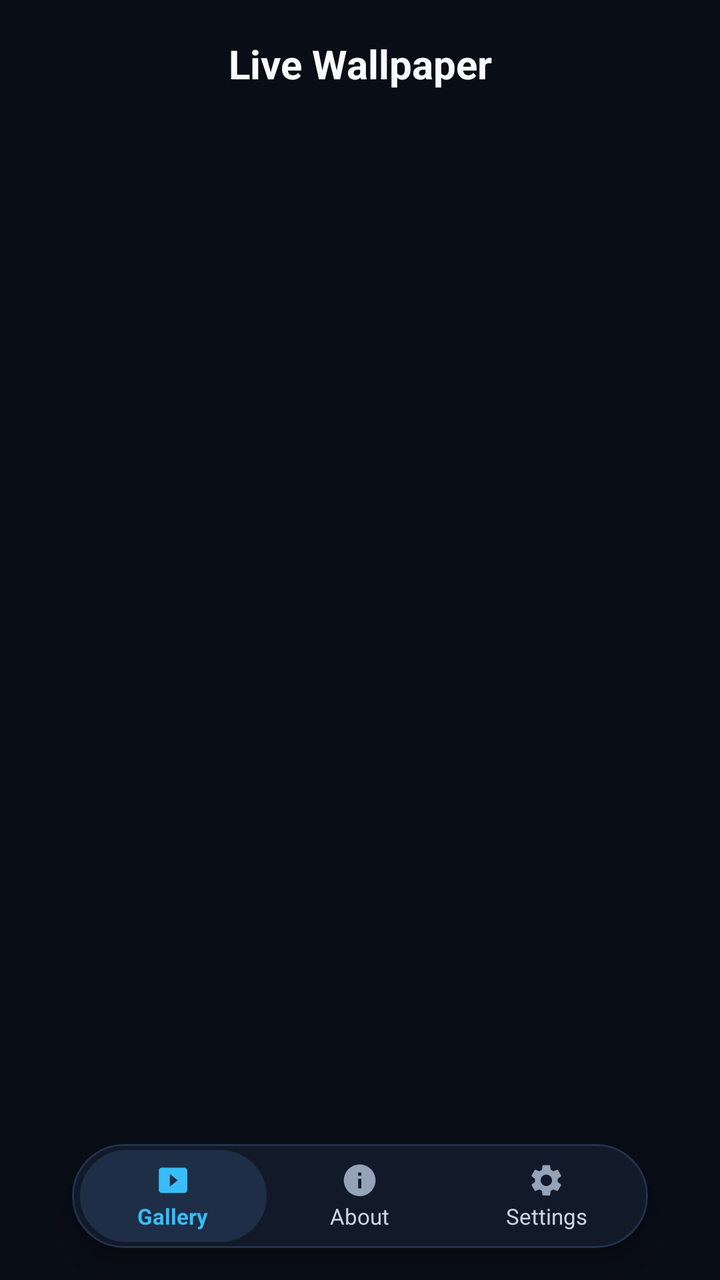
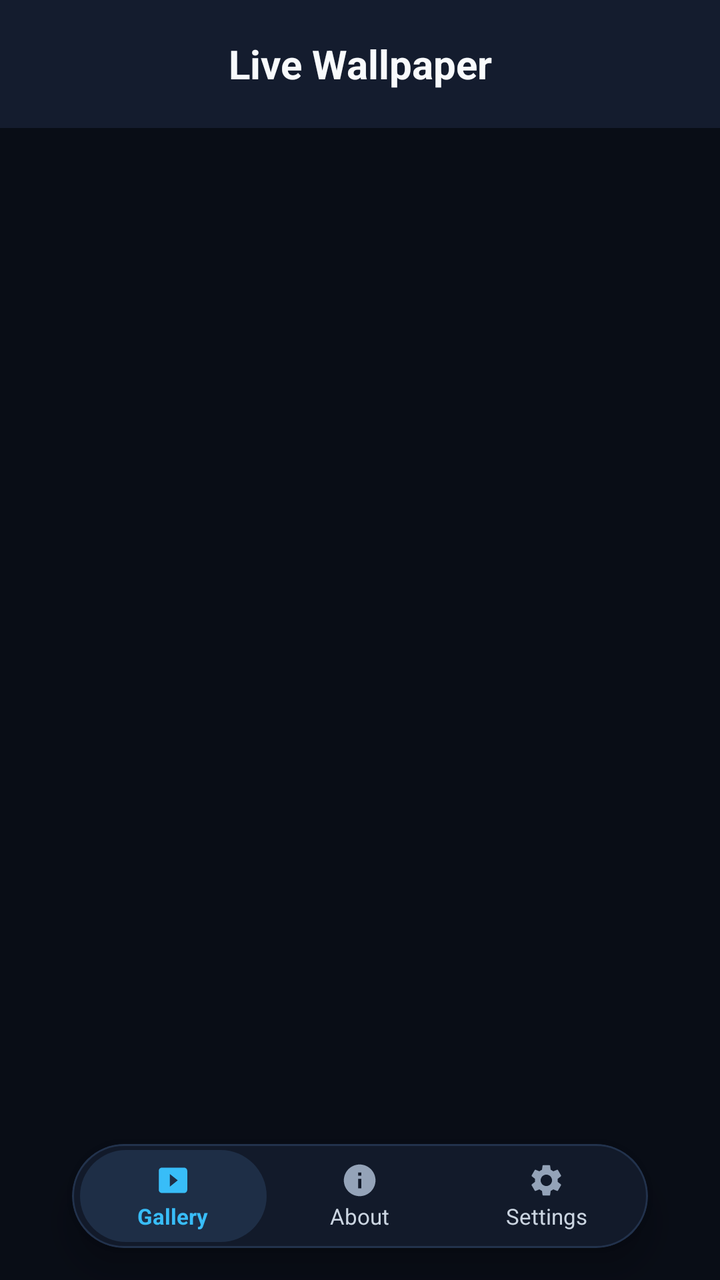

Screens rendered from an Android XML layout before and after an edit, with the pre-edit source and the edit as a unified diff.
<!-- AndroidManifest.xml: activity theme Theme.MyApplication -->
<!-- res/layout/activity_main.xml -->
<?xml version="1.0" encoding="utf-8"?>
<androidx.constraintlayout.widget.ConstraintLayout xmlns:android="http://schemas.android.com/apk/res/android"
    xmlns:app="http://schemas.android.com/apk/res-auto"
    xmlns:tools="http://schemas.android.com/tools"
    android:layout_width="match_parent"
    android:layout_height="match_parent"
    android:background="@color/colorBackground"
    android:fitsSystemWindows="true"
    tools:context=".MainActivity">

    
    <FrameLayout
        android:id="@+id/fragment_container"
        android:layout_width="0dp"
        android:layout_height="0dp"
        app:layout_constraintTop_toTopOf="parent"
        app:layout_constraintBottom_toBottomOf="parent"
        app:layout_constraintLeft_toLeftOf="parent"
        app:layout_constraintRight_toRightOf="parent" />

    
    <com.google.android.material.appbar.MaterialToolbar
        android:id="@+id/toolbar"
        android:layout_width="0dp"
        android:layout_height="?attr/actionBarSize"
        android:background="@color/colorBackground"
        android:elevation="0dp"
        app:titleCentered="true"
        app:title="@string/app_name"
        app:titleTextColor="@color/colorTextPrimary"
        app:titleTextAppearance="@style/ToolbarTitleTextAppearance"
        app:layout_constraintTop_toTopOf="parent"
        app:layout_constraintLeft_toLeftOf="parent"
        app:layout_constraintRight_toRightOf="parent"/>

    
    <com.google.android.material.card.MaterialCardView
        android:id="@+id/card_floating_navigation"
        android:layout_width="0dp"
        android:layout_height="52dp"
        android:layout_marginBottom="16dp"
        android:layout_marginStart="36dp"
        android:layout_marginEnd="36dp"
        app:layout_constraintWidth_max="290dp"
        app:cardCornerRadius="26dp"
        app:cardElevation="10dp"
        app:strokeWidth="1dp"
        app:strokeColor="@color/nav_bar_border"
        app:cardBackgroundColor="@color/nav_bar_bg"
        app:layout_constraintBottom_toBottomOf="parent"
        app:layout_constraintLeft_toLeftOf="parent"
        app:layout_constraintRight_toRightOf="parent">

        <LinearLayout
            android:layout_width="match_parent"
            android:layout_height="match_parent"
            android:orientation="horizontal"
            android:gravity="center_vertical"
            android:paddingHorizontal="4dp"
            android:paddingVertical="3dp">

            
            <FrameLayout
                android:id="@+id/nav_item_gallery"
                android:layout_width="0dp"
                android:layout_height="match_parent"
                android:layout_weight="1"
                android:background="@drawable/bg_nav_active_pill"
                android:clickable="true"
                android:focusable="true"
                android:foreground="@drawable/bg_nav_item_ripple">

                <LinearLayout
                    android:layout_width="wrap_content"
                    android:layout_height="wrap_content"
                    android:layout_gravity="center"
                    android:gravity="center"
                    android:orientation="vertical">

                    <ImageView
                        android:id="@+id/iv_nav_gallery"
                        android:layout_width="19dp"
                        android:layout_height="19dp"
                        android:src="@drawable/ic_gallery"
                        app:tint="@color/nav_active_tint"
                        android:contentDescription="@string/tab_gallery" />

                    <TextView
                        android:id="@+id/tv_nav_gallery"
                        android:layout_width="wrap_content"
                        android:layout_height="wrap_content"
                        android:layout_marginTop="1dp"
                        android:text="@string/tab_gallery"
                        android:textColor="@color/nav_active_tint"
                        android:textSize="11sp"
                        android:textStyle="bold"
                        android:maxLines="1" />
                </LinearLayout>
            </FrameLayout>

            
            <FrameLayout
                android:id="@+id/nav_item_about"
                android:layout_width="0dp"
                android:layout_height="match_parent"
                android:layout_weight="1"
                android:clickable="true"
                android:focusable="true"
                android:foreground="@drawable/bg_nav_item_ripple">

                <LinearLayout
                    android:layout_width="wrap_content"
                    android:layout_height="wrap_content"
                    android:layout_gravity="center"
                    android:gravity="center"
                    android:orientation="vertical">

                    <ImageView
                        android:id="@+id/iv_nav_about"
                        android:layout_width="19dp"
                        android:layout_height="19dp"
                        android:src="@drawable/ic_about"
                        app:tint="@color/nav_inactive_tint"
                        android:contentDescription="@string/tab_about" />

                    <TextView
                        android:id="@+id/tv_nav_about"
                        android:layout_width="wrap_content"
                        android:layout_height="wrap_content"
                        android:layout_marginTop="1dp"
                        android:text="@string/tab_about"
                        android:textColor="@color/nav_inactive_text"
                        android:textSize="11sp"
                        android:textStyle="normal"
                        android:maxLines="1" />
                </LinearLayout>
            </FrameLayout>

            
            <FrameLayout
                android:id="@+id/nav_item_settings"
                android:layout_width="0dp"
                android:layout_height="match_parent"
                android:layout_weight="1"
                android:clickable="true"
                android:focusable="true"
                android:foreground="@drawable/bg_nav_item_ripple">

                <LinearLayout
                    android:layout_width="wrap_content"
                    android:layout_height="wrap_content"
                    android:layout_gravity="center"
                    android:gravity="center"
                    android:orientation="vertical">

                    <ImageView
                        android:id="@+id/iv_nav_settings"
                        android:layout_width="19dp"
                        android:layout_height="19dp"
                        android:src="@drawable/ic_settings"
                        app:tint="@color/nav_inactive_tint"
                        android:contentDescription="@string/tab_settings" />

                    <TextView
                        android:id="@+id/tv_nav_settings"
                        android:layout_width="wrap_content"
                        android:layout_height="wrap_content"
                        android:layout_marginTop="1dp"
                        android:text="@string/tab_settings"
                        android:textColor="@color/nav_inactive_text"
                        android:textSize="11sp"
                        android:textStyle="normal"
                        android:maxLines="1" />
                </LinearLayout>
            </FrameLayout>

        </LinearLayout>
    </com.google.android.material.card.MaterialCardView>

</androidx.constraintlayout.widget.ConstraintLayout>
<!-- resources referenced by this layout -->
<resources>
  <color name="colorBackground">#090D16</color>
  <color name="colorTextPrimary">#F8FAFC</color>
  <color name="nav_active_tint">#38BDF8</color>
  <color name="nav_bar_bg">#121A2A</color>
  <color name="nav_bar_border">#22324C</color>
  <color name="nav_inactive_text">#CBD5E1</color>
  <color name="nav_inactive_tint">#94A3B8</color>
  <!-- drawable bg_nav_active_pill (drawable) -->
  <?xml version="1.0" encoding="utf-8"?>
  <shape xmlns:android="http://schemas.android.com/apk/res/android"
      android:shape="rectangle">
      <solid android:color="@color/nav_active_pill" />
      <corners android:radius="24dp" />
  </shape>
  <!-- drawable bg_nav_item_ripple (drawable) -->
  <?xml version="1.0" encoding="utf-8"?>
  <ripple xmlns:android="http://schemas.android.com/apk/res/android"
      android:color="@color/ripple_color">
      <item android:id="@android:id/mask">
          <shape android:shape="rectangle">
              <corners android:radius="24dp" />
              <solid android:color="@color/white" />
          </shape>
      </item>
  </ripple>
  <!-- drawable ic_about (drawable) -->
  <vector xmlns:android="http://schemas.android.com/apk/res/android"
      android:width="24dp"
      android:height="24dp"
      android:viewportWidth="24"
      android:viewportHeight="24">
      <path
          android:fillColor="#FFFFFFFF"
          android:pathData="M12,2C6.48,2,2,6.48,2,12s4.48,10,10,10,10,-4.48,10,-10S17.52,2,12,2z M13,17h-2v-6h2V17z M13,9h-2V7h2V9z"/>
  </vector>
  <!-- drawable ic_gallery (drawable) -->
  <vector xmlns:android="http://schemas.android.com/apk/res/android"
      android:width="24dp"
      android:height="24dp"
      android:viewportWidth="24"
      android:viewportHeight="24">
      <path
          android:fillColor="#FFFFFFFF"
          android:pathData="M19,4H5C3.9,4,3,4.9,3,6v12c0,1.1,0.9,2,2,2h14c1.1,0,2,-0.9,2,-2V6C21,4.9,20.1,4,19,4z M10,16V8l5,4L10,16z"/>
  </vector>
  <string name="app_name">Live Wallpaper</string>
  <string name="tab_about">About</string>
  <string name="tab_gallery">Gallery</string>
  <string name="tab_settings">Settings</string>
  <style name="ToolbarTitleTextAppearance" parent="TextAppearance.Material3.TitleLarge">
          <item name="android:textStyle">bold</item>
          <item name="android:fontFamily">sans-serif</item>
          <item name="android:textSize">20sp</item>
          <item name="android:textColor">@color/colorTextPrimary</item>
      </style>
  <style name="Theme.MyApplication" parent="Theme.Material3.DayNight.NoActionBar">
          
          <item name="colorPrimary">@color/primary</item>
          <item name="colorSecondary">@color/colorSecondary</item>
          <item name="android:colorBackground">@color/colorBackground</item>
          <item name="colorSurface">@color/colorSurface</item>
          <item name="colorSurfaceVariant">@color/colorSurface</item>
          
          
          <item name="colorControlHighlight">@color/ripple_color</item>
  
          
          <item name="android:statusBarColor">@color/colorSurface</item>
          <item name="android:navigationBarColor">@color/colorSurface</item>
          
          
          <item name="android:windowLightStatusBar" tools:targetApi="m">@bool/is_light_theme</item>
          <item name="android:windowLightNavigationBar" tools:targetApi="o_mr1">@bool/is_light_theme</item>
      </style>
  <color name="nav_active_pill">#1E2E46</color>
  <color name="ripple_color">#3038BDF8</color>
  <color name="white">#FFFFFFFF</color>
  <color name="primary">#818CF8</color>
  <color name="colorSecondary">#34D399</color>
  <color name="colorSurface">#141C2E</color>
  <!-- unchanged entries left out for length: 1 -->
</resources>

<!-- the commit's change to res/layout/activity_main.xml (unified diff, before → after) -->
@@ -5,33 +5,39 @@
     android:layout_width="match_parent"
     android:layout_height="match_parent"
     android:background="@color/colorBackground"
-    android:fitsSystemWindows="true"
     tools:context=".MainActivity">
+
+    
+    <com.google.android.material.appbar.AppBarLayout
+        android:id="@+id/app_bar_layout"
+        android:layout_width="0dp"
+        android:layout_height="wrap_content"
+        android:background="@color/colorSurface"
+        app:elevation="4dp"
+        app:layout_constraintTop_toTopOf="parent"
+        app:layout_constraintLeft_toLeftOf="parent"
+        app:layout_constraintRight_toRightOf="parent">
+
+        <com.google.android.material.appbar.MaterialToolbar
+            android:id="@+id/toolbar"
+            android:layout_width="match_parent"
+            android:layout_height="?attr/actionBarSize"
+            android:background="@color/colorSurface"
+            app:titleCentered="true"
+            app:title="@string/app_name"
+            app:titleTextColor="@color/colorTextPrimary"
+            app:titleTextAppearance="@style/ToolbarTitleTextAppearance" />
+    </com.google.android.material.appbar.AppBarLayout>
 
     
     <FrameLayout
         android:id="@+id/fragment_container"
         android:layout_width="0dp"
         android:layout_height="0dp"
-        app:layout_constraintTop_toTopOf="parent"
+        app:layout_constraintTop_toBottomOf="@id/app_bar_layout"
         app:layout_constraintBottom_toBottomOf="parent"
         app:layout_constraintLeft_toLeftOf="parent"
         app:layout_constraintRight_toRightOf="parent" />
-
-    
-    <com.google.android.material.appbar.MaterialToolbar
-        android:id="@+id/toolbar"
-        android:layout_width="0dp"
-        android:layout_height="?attr/actionBarSize"
-        android:background="@color/colorBackground"
-        android:elevation="0dp"
-        app:titleCentered="true"
-        app:title="@string/app_name"
-        app:titleTextColor="@color/colorTextPrimary"
-        app:titleTextAppearance="@style/ToolbarTitleTextAppearance"
-        app:layout_constraintTop_toTopOf="parent"
-        app:layout_constraintLeft_toLeftOf="parent"
-        app:layout_constraintRight_toRightOf="parent"/>
 
     
     <com.google.android.material.card.MaterialCardView
<!-- resource entries referenced after the edit -->
@@ -67,12 +67,12 @@
           <item name="colorControlHighlight">@color/ripple_color</item>
   
           
-          <item name="android:statusBarColor">@color/colorSurface</item>
-          <item name="android:navigationBarColor">@color/colorSurface</item>
+          <item name="android:statusBarColor">@android:color/transparent</item>
+          <item name="android:navigationBarColor">@android:color/transparent</item>
           
           
-          <item name="android:windowLightStatusBar" tools:targetApi="m">@bool/is_light_theme</item>
-          <item name="android:windowLightNavigationBar" tools:targetApi="o_mr1">@bool/is_light_theme</item>
+          <item name="android:windowLightStatusBar" tools:targetApi="m">false</item>
+          <item name="android:windowLightNavigationBar" tools:targetApi="o_mr1">false</item>
       </style>
   <color name="nav_active_pill">#1E2E46</color>
   <color name="ripple_color">#3038BDF8</color>
